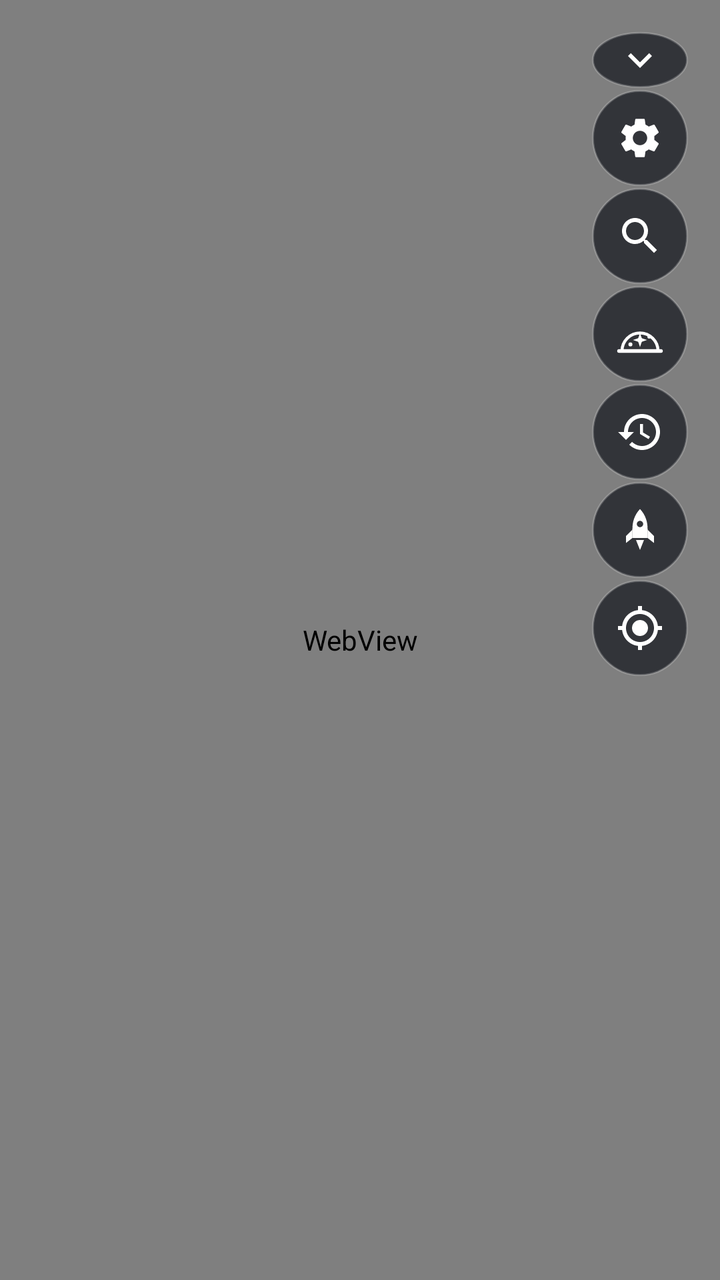
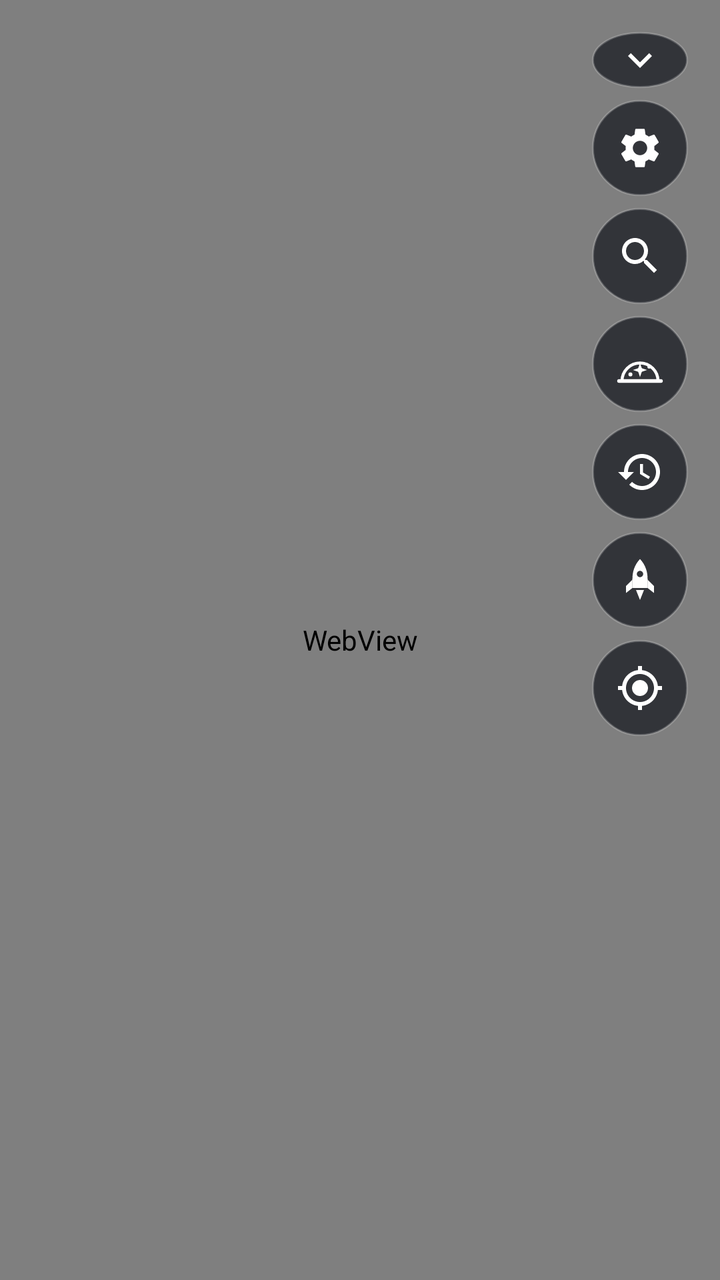

Screens rendered from an Android XML layout before and after an edit, with the pre-edit source and the edit as a unified diff.
<!-- AndroidManifest.xml: application theme Theme.WhatsUp -->
<!-- res/layout/activity_main.xml -->
<?xml version="1.0" encoding="utf-8"?>
<FrameLayout xmlns:android="http://schemas.android.com/apk/res/android"
    android:layout_width="match_parent"
    android:layout_height="match_parent"
    android:background="@color/space">

    <WebView
        android:id="@+id/globe"
        android:layout_width="match_parent"
        android:layout_height="match_parent" />

    
    <FrameLayout
        android:id="@+id/controls"
        android:layout_width="match_parent"
        android:layout_height="match_parent">

        
        <ScrollView
            android:layout_width="wrap_content"
            android:layout_height="wrap_content"
            android:layout_gravity="top|end"
            android:overScrollMode="never"
            android:scrollbars="none">

            <LinearLayout
                android:layout_width="wrap_content"
                android:layout_height="wrap_content"
                android:animateLayoutChanges="true"
                android:orientation="vertical"
                android:paddingBottom="6dp">

                <ImageButton
                    android:id="@+id/buttons_toggle"
                    style="@style/MapButton"
                    android:layout_height="28dp"
                    android:layout_marginBottom="1dp"
                    android:contentDescription="@string/hide_buttons"
                    android:padding="2dp"
                    android:src="@drawable/ic_expand" />

                <LinearLayout
                    android:id="@+id/map_buttons"
                    android:layout_width="wrap_content"
                    android:layout_height="wrap_content"
                    android:orientation="vertical">

                    <ImageButton
                        android:id="@+id/settings_button"
                        style="@style/MapButton.Stacked"
                        android:contentDescription="@string/settings"
                        android:src="@drawable/ic_settings" />

                    <ImageButton
                        android:id="@+id/search_button"
                        style="@style/MapButton.Stacked"
                        android:contentDescription="@string/search"
                        android:src="@drawable/ic_search" />

                    <ImageButton
                        android:id="@+id/sky_button"
                        style="@style/MapButton.Stacked"
                        android:contentDescription="@string/sky_view"
                        android:src="@drawable/ic_sky" />

                    <ImageButton
                        android:id="@+id/time_button"
                        style="@style/MapButton.Stacked"
                        android:contentDescription="@string/time_travel"
                        android:src="@drawable/ic_time" />

                    <ImageButton
                        android:id="@+id/events_button"
                        style="@style/MapButton.Stacked"
                        android:contentDescription="@string/events"
                        android:src="@drawable/ic_event" />

                    <ImageButton
                        android:id="@+id/recentre_button"
                        style="@style/MapButton.Stacked"
                        android:contentDescription="@string/recentre"
                        android:src="@drawable/ic_my_location" />
                </LinearLayout>
            </LinearLayout>
        </ScrollView>

        
        <LinearLayout
            android:id="@+id/downloads"
            android:layout_width="match_parent"
            android:layout_height="wrap_content"
            android:layout_gravity="bottom"
            android:layout_marginHorizontal="16dp"
            android:layout_marginBottom="52dp"
            android:background="@drawable/panel_bg"
            android:orientation="vertical"
            android:paddingHorizontal="12dp"
            android:paddingVertical="8dp"
            android:visibility="gone">

            <TextView
                android:id="@+id/download_summary"
                android:layout_width="match_parent"
                android:layout_height="wrap_content"
                android:textColor="#FFFFFFFF"
                android:textSize="13sp"
                android:textStyle="bold" />

            <include
                android:id="@+id/download_current"
                layout="@layout/item_download" />

            <TextView
                android:id="@+id/download_queue"
                android:layout_width="match_parent"
                android:layout_height="wrap_content"
                android:ellipsize="end"
                android:singleLine="true"
                android:textColor="#99FFFFFF"
                android:textSize="11sp"
                android:visibility="gone" />
        </LinearLayout>
    </FrameLayout>
</FrameLayout>
<!-- res/layout/item_download.xml (included above) -->
<?xml version="1.0" encoding="utf-8"?>
<LinearLayout xmlns:android="http://schemas.android.com/apk/res/android"
    android:layout_width="match_parent"
    android:layout_height="wrap_content"
    android:orientation="vertical"
    android:paddingVertical="4dp">

    <LinearLayout
        android:layout_width="match_parent"
        android:layout_height="wrap_content"
        android:orientation="horizontal">

        <TextView
            android:id="@+id/download_file"
            android:layout_width="0dp"
            android:layout_height="wrap_content"
            android:layout_weight="1"
            android:ellipsize="end"
            android:fontFamily="monospace"
            android:singleLine="true"
            android:textColor="#FFFFFFFF"
            android:textSize="12sp" />

        <TextView
            android:id="@+id/download_status"
            android:layout_width="wrap_content"
            android:layout_height="wrap_content"
            android:layout_marginStart="8dp"
            android:textColor="#B3FFFFFF"
            android:textSize="12sp" />
    </LinearLayout>

    <ProgressBar
        android:id="@+id/download_progress"
        style="?android:attr/progressBarStyleHorizontal"
        android:layout_width="match_parent"
        android:layout_height="4dp"
        android:layout_marginTop="4dp"
        android:max="1000"
        android:progressBackgroundTint="#33FFFFFF"
        android:progressTint="@color/accent"
        android:indeterminateTint="@color/accent" />
</LinearLayout>
<!-- resources referenced by this layout -->
<resources>
  <color name="accent">#FF4FC3F7</color>
  <color name="space">#FF05070D</color>
  <!-- drawable ic_expand (drawable) -->
  <?xml version="1.0" encoding="utf-8"?>
  <vector xmlns:android="http://schemas.android.com/apk/res/android"
      android:width="24dp"
      android:height="24dp"
      android:tint="?android:attr/textColorPrimary"
      android:viewportWidth="24"
      android:viewportHeight="24">
      <path android:fillColor="#FFFFFFFF" android:pathData="M16.59,8.59L12,13.17 7.41,8.59 6,10l6,6 6,-6z" />
  </vector>
  <!-- drawable ic_search (drawable) -->
  <?xml version="1.0" encoding="utf-8"?>
  <vector xmlns:android="http://schemas.android.com/apk/res/android"
      android:width="24dp"
      android:height="24dp"
      android:tint="?android:attr/textColorPrimary"
      android:viewportWidth="24"
      android:viewportHeight="24">
      <path android:fillColor="#FFFFFFFF" android:pathData="M15.5,14h-0.79l-0.28,-0.27C15.41,12.59 16,11.11 16,9.5 16,5.91 13.09,3 9.5,3S3,5.91 3,9.5 5.91,16 9.5,16c1.61,0 3.09,-0.59 4.23,-1.57l0.27,0.28v0.79l5,4.99L20.49,19l-4.99,-5zM9.5,14C7.01,14 5,11.99 5,9.5S7.01,5 9.5,5 14,7.01 14,9.5 11.99,14 9.5,14z" />
  </vector>
  <!-- drawable ic_time (drawable) -->
  <?xml version="1.0" encoding="utf-8"?>
  <vector xmlns:android="http://schemas.android.com/apk/res/android"
      android:width="24dp"
      android:height="24dp"
      android:tint="?android:attr/textColorPrimary"
      android:viewportWidth="24"
      android:viewportHeight="24">
      <path android:fillColor="#FFFFFFFF" android:pathData="M13,3c-4.97,0 -9,4.03 -9,9L1,12l3.89,3.89 0.07,0.14L9,12L6,12c0,-3.87 3.13,-7 7,-7s7,3.13 7,7 -3.13,7 -7,7c-1.93,0 -3.68,-0.79 -4.94,-2.06l-1.42,1.42C8.27,19.99 10.51,21 13,21c4.97,0 9,-4.03 9,-9s-4.03,-9 -9,-9zM12,8v5l4.28,2.54 0.72,-1.21 -3.5,-2.08L13.5,8L12,8z" />
  </vector>
  <!-- drawable panel_bg (drawable) -->
  <?xml version="1.0" encoding="utf-8"?>
  <shape xmlns:android="http://schemas.android.com/apk/res/android" android:shape="rectangle">
      <solid android:color="@color/button" />
      <corners android:radius="12dp" />
      <stroke android:width="1dp" android:color="#33FFFFFF" />
  </shape>
  <string name="events">Launches and close approaches</string>
  <string name="hide_buttons">Hide buttons</string>
  <string name="recentre">Centre on my location</string>
  <string name="search">Search satellites</string>
  <string name="settings">Settings</string>
  <string name="sky_view">Sky view</string>
  <string name="time_travel">Time</string>
  <style name="MapButton">
          <item name="android:layout_width">48dp</item>
          <item name="android:layout_height">48dp</item>
          
          <item name="android:layout_marginStart">16dp</item>
          <item name="android:layout_marginEnd">16dp</item>
          <item name="android:layout_marginTop">16dp</item>
          <item name="android:layout_marginBottom">16dp</item>
          <item name="android:background">@drawable/map_button_bg</item>
          <item name="android:tint">#FFFFFFFF</item>
          <item name="android:padding">12dp</item>
          <item name="android:scaleType">fitCenter</item>
      </style>
  <style name="MapButton.Stacked">
          <item name="android:layout_marginTop">0dp</item>
          <item name="android:layout_marginBottom">1dp</item>
      </style>
  <style name="Theme.WhatsUp" parent="android:Theme.Material.NoActionBar">
          <item name="android:colorAccent">@color/accent</item>
          <item name="android:windowBackground">@color/space</item>
      </style>
  <color name="button">#B312151C</color>
  <!-- drawable map_button_bg (drawable) -->
  <?xml version="1.0" encoding="utf-8"?>
  <ripple xmlns:android="http://schemas.android.com/apk/res/android" android:color="#40FFFFFF">
      <item>
          <shape android:shape="oval">
              <solid android:color="@color/button" />
              <stroke android:width="1dp" android:color="#33FFFFFF" />
          </shape>
      </item>
  </ripple>
  <!-- unchanged entries left out for length: 4 -->
</resources>

<!-- the commit's change to res/layout/activity_main.xml (unified diff, before → after) -->
@@ -34,7 +34,7 @@
                     android:id="@+id/buttons_toggle"
                     style="@style/MapButton"
                     android:layout_height="28dp"
-                    android:layout_marginBottom="1dp"
+                    android:layout_marginBottom="6dp"
                     android:contentDescription="@string/hide_buttons"
                     android:padding="2dp"
                     android:src="@drawable/ic_expand" />
<!-- resource entries referenced after the edit -->
@@ -61,7 +61,7 @@
       </style>
   <style name="MapButton.Stacked">
           <item name="android:layout_marginTop">0dp</item>
-          <item name="android:layout_marginBottom">1dp</item>
+          <item name="android:layout_marginBottom">6dp</item>
       </style>
   <style name="Theme.WhatsUp" parent="android:Theme.Material.NoActionBar">
           <item name="android:colorAccent">@color/accent</item>
